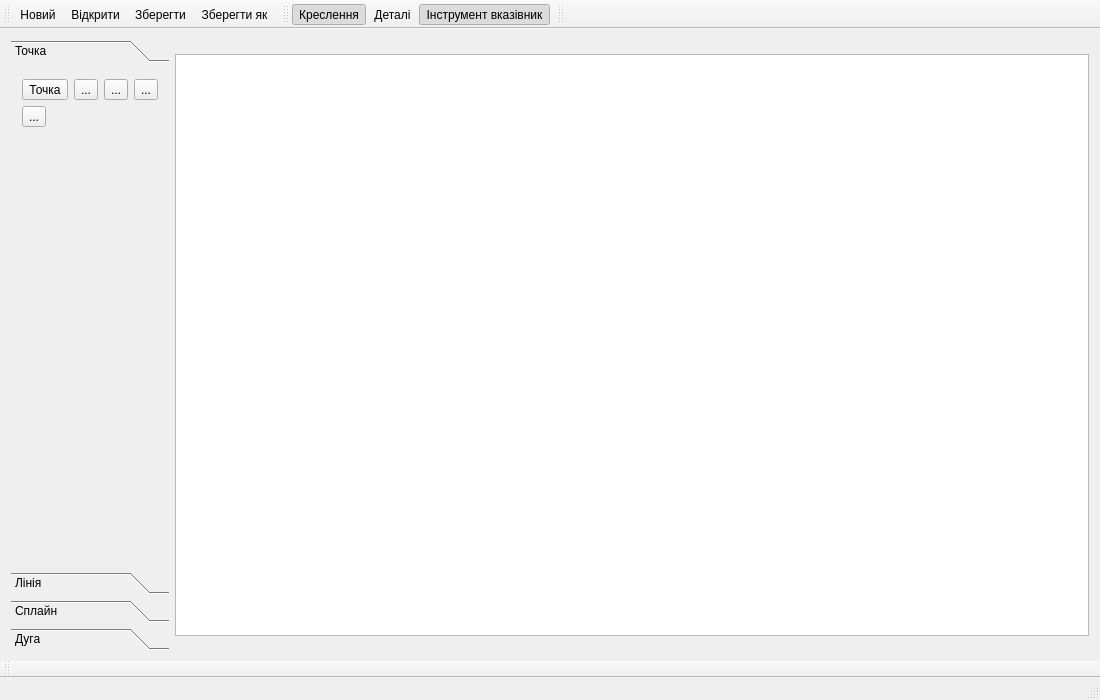
First picture: the form in mainwindow.ui, repository OpnTec/fashionmaker, before the edit.
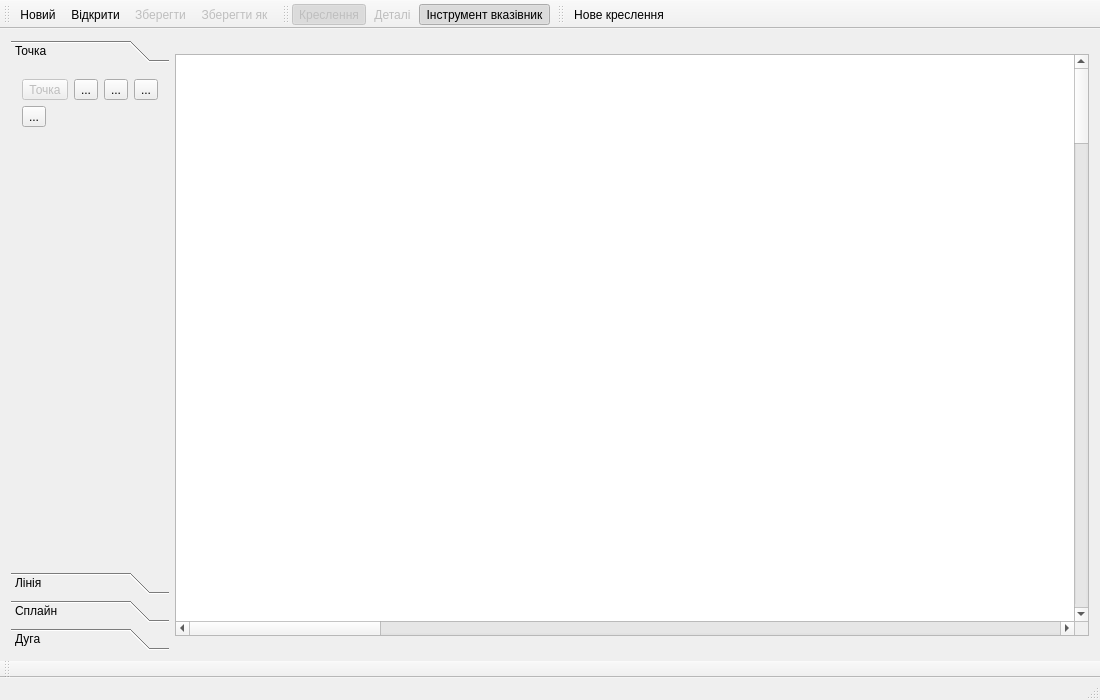
Second picture: the form after the edit. Icons and pictures are not drawn.

Patch:
```diff
--- a/mainwindow.ui
+++ b/mainwindow.ui
@@ -32,6 +32,14 @@
       <property name="mouseTracking">
        <bool>true</bool>
       </property>
+      <property name="sceneRect">
+       <rectf>
+        <x>0.000000000000000</x>
+        <y>0.000000000000000</y>
+        <width>50000.000000000000000</width>
+        <height>50000.000000000000000</height>
+       </rectf>
+      </property>
       <property name="alignment">
        <set>Qt::AlignBottom|Qt::AlignRight|Qt::AlignTrailing</set>
       </property>
@@ -90,6 +98,9 @@
         </item>
         <item row="0" column="0">
          <widget class="QToolButton" name="toolButtonSinglePoint">
+          <property name="enabled">
+           <bool>false</bool>
+          </property>
           <property name="toolTip">
            <string>Точка</string>
           </property>
@@ -258,6 +269,9 @@
   </widget>
   <widget class="QStatusBar" name="statusBar"/>
   <widget class="QToolBar" name="toolBar">
+   <property name="enabled">
+    <bool>true</bool>
+   </property>
    <property name="windowTitle">
     <string>toolBar</string>
    </property>
@@ -281,6 +295,7 @@
    <attribute name="toolBarBreak">
     <bool>false</bool>
    </attribute>
+   <addaction name="actionNewDraw"/>
   </widget>
   <widget class="QToolBar" name="toolBarOption">
    <property name="windowTitle">
@@ -320,6 +335,9 @@
    </property>
   </action>
   <action name="actionSave">
+   <property name="enabled">
+    <bool>false</bool>
+   </property>
    <property name="icon">
     <iconset theme="document-save">
      <normaloff/>
@@ -333,6 +351,9 @@
    </property>
   </action>
   <action name="actionSaveAs">
+   <property name="enabled">
+    <bool>false</bool>
+   </property>
    <property name="icon">
     <iconset theme="document-save-as">
      <normaloff/>
@@ -353,7 +374,7 @@
     <bool>true</bool>
    </property>
    <property name="enabled">
-    <bool>true</bool>
+    <bool>false</bool>
    </property>
    <property name="icon">
     <iconset resource="icon.qrc">
@@ -370,6 +391,9 @@
    <property name="checkable">
     <bool>true</bool>
    </property>
+   <property name="enabled">
+    <bool>false</bool>
+   </property>
    <property name="icon">
     <iconset resource="icon.qrc">
      <normaloff>:/icon/32x32/kontur.png</normaloff>:/icon/32x32/kontur.png</iconset>
@@ -399,6 +423,27 @@
     <string>Інструмент вказівник</string>
    </property>
   </action>
+  <action name="actionNewDraw">
+   <property name="icon">
+    <iconset resource="icon.qrc">
+     <normaloff>:/icon/32x32/new_draw.png</normaloff>:/icon/32x32/new_draw.png</iconset>
+   </property>
+   <property name="text">
+    <string>Нове креслення</string>
+   </property>
+   <property name="toolTip">
+    <string>Додати нове креслення</string>
+   </property>
+  </action>
+  <action name="actionOptionDraw">
+   <property name="icon">
+    <iconset resource="icon.qrc">
+     <normaloff>:/icon/32x32/option_draw.png</normaloff>:/icon/32x32/option_draw.png</iconset>
+   </property>
+   <property name="text">
+    <string>Змінити ім'я креслення</string>
+   </property>
+  </action>
  </widget>
  <layoutdefault spacing="6" margin="11"/>
  <resources>
```
Left out of the diff: 3 changed lines with no effect on the pictures.
